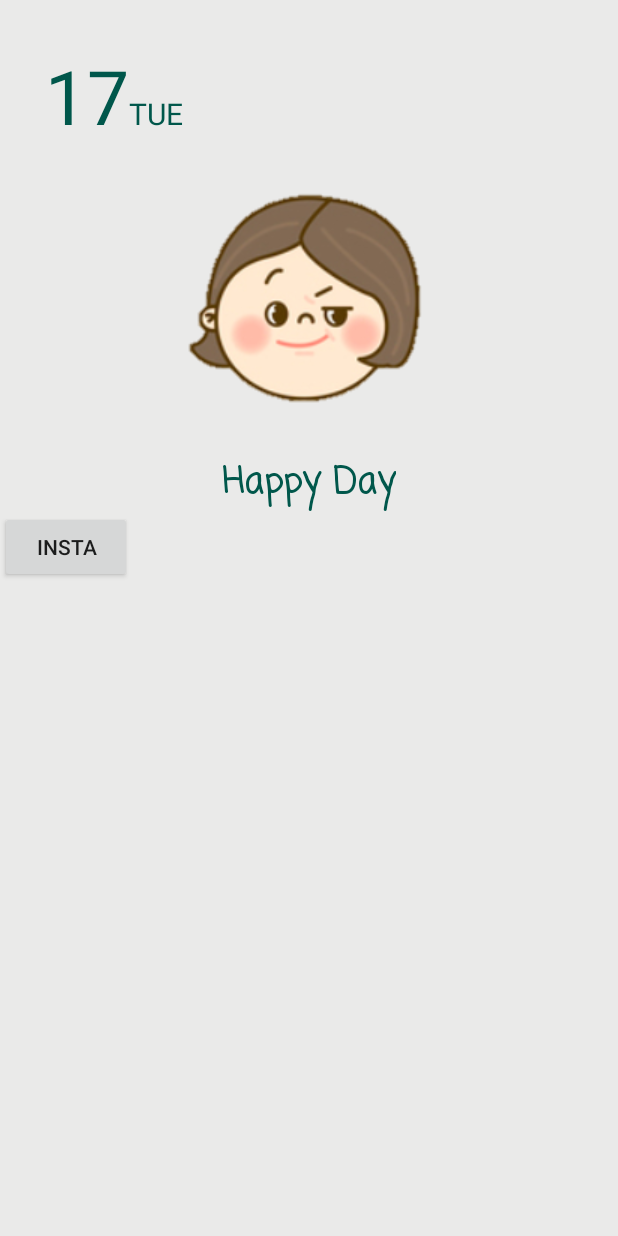
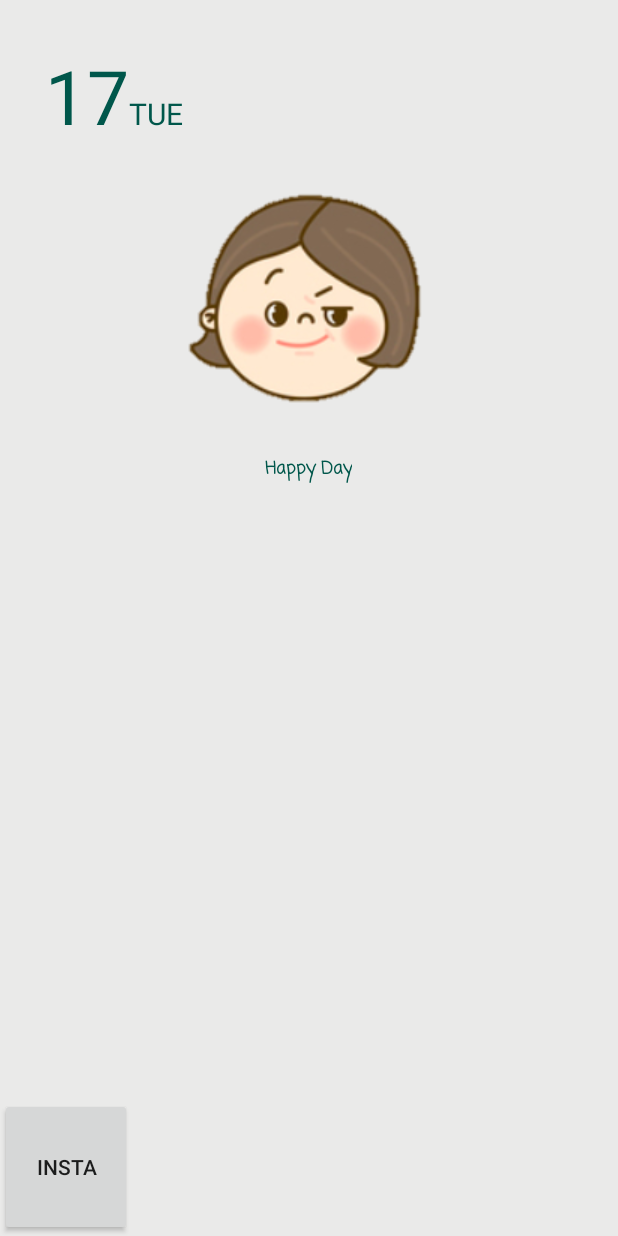
Before and after one commit to freedomchurl/MindMirror, an Android app: the layout detail.xml on its own in the app's theme, with its tools: preview values and no code run, on a phone screen of 412 x 824 dp. Run offline under Robolectric (Android 15) with nearby library versions, the phone set to English and light mode, and no system bars.

Commit message:
ImageSize and testSize Edit.

```diff
--- a/app/src/main/java/vaninside/mindmirror/DetailActivity.java
+++ b/app/src/main/java/vaninside/mindmirror/DetailActivity.java
@@ -61,8 +61,8 @@ public class DetailActivity extends AppCompatActivity {
         // Display Popup
         Display display = ((WindowManager) getSystemService(Context.WINDOW_SERVICE)).getDefaultDisplay();
 
-        int width = (int) (display.getWidth() * 0.8); //Display 사이즈의 70%
-        int height = (int) (display.getHeight() * 0.8);  //Display 사이즈의 90%
+        int width = (int) (display.getWidth() * 0.9); //Display 사이즈의 70%
+        int height = (int) (display.getHeight() * 0.9);  //Display 사이즈의 90%
         getWindow().getAttributes().width = width;
         getWindow().getAttributes().height = height;
 
--- a/app/src/main/java/vaninside/mindmirror/DetailFragment.java
+++ b/app/src/main/java/vaninside/mindmirror/DetailFragment.java
@@ -64,6 +64,7 @@ public class DetailFragment extends Fragment {
         context = getActivity();
         ImageView mindImage = (ImageView) v.findViewById(R.id.mind_image);
         TextView textView = (TextView) v.findViewById(R.id.detail_memo);
+        final LinearLayout mind_layout = (LinearLayout) v.findViewById(R.id.mind_layout);
 
         if (getArguments() != null)
             currentDay = getArguments().getString("currentDay");
@@ -109,7 +110,7 @@ public class DetailFragment extends Fragment {
         instagram.setOnClickListener(new View.OnClickListener() {
             @Override
             public void onClick(View view) {
-                Bitmap shareImage = shareManager.createViewToBitmap(context, v);
+                Bitmap shareImage = shareManager.createViewToBitmap(context, (View) mind_layout);
                 shareInstagram(shareImage);
 
             }
--- a/app/src/main/java/vaninside/mindmirror/MainActivity.java
+++ b/app/src/main/java/vaninside/mindmirror/MainActivity.java
@@ -37,7 +37,7 @@ public class MainActivity extends AppCompatActivity {
 
         String sql = "CREATE TABLE IF NOT EXISTS "+"mind_data"+" ("
                 +"id integer PRIMARY KEY autoincrement, "
-                +"date text NOT NULL, "
+                +"date integer NOT NULL, "
                 +"mind integer NOT NULL, "
                 +"text text "
                 +");";
--- a/app/src/main/java/vaninside/mindmirror/Model/CreateViewToBitmap.java
+++ b/app/src/main/java/vaninside/mindmirror/Model/CreateViewToBitmap.java
@@ -24,10 +24,11 @@ public class CreateViewToBitmap {
     public static Bitmap createViewToBitmap(Context context, View view) {
         DisplayMetrics displayMetrics = new DisplayMetrics();
         ((Activity) context).getWindowManager().getDefaultDisplay().getMetrics(displayMetrics);
+        //view.measure(displayMetrics.widthPixels, displayMetrics.heightPixels);
         view.measure(displayMetrics.widthPixels, displayMetrics.heightPixels);
         view.buildDrawingCache();
 
-        Bitmap bitmap = Bitmap.createBitmap(2000, 2000, Bitmap.Config.ARGB_8888);
+        Bitmap bitmap = Bitmap.createBitmap(view.getWidth(), view.getHeight(), Bitmap.Config.ARGB_8888);
         Canvas canvas = new Canvas(bitmap);
         view.draw(canvas);
 
--- a/app/src/main/res/layout/detail.xml
+++ b/app/src/main/res/layout/detail.xml
@@ -1,4 +1,5 @@
 <?xml version="1.0" encoding="utf-8"?>
+
 <LinearLayout xmlns:android="http://schemas.android.com/apk/res/android"
     xmlns:app="http://schemas.android.com/apk/res-auto"
     xmlns:tools="http://schemas.android.com/tools"
@@ -7,6 +8,14 @@
     tools:context=".DetailActivity"
     android:orientation="vertical"
     android:background="#eaeae9">
+
+    <LinearLayout
+        android:id="@+id/mind_layout"
+        android:layout_width="match_parent"
+        android:layout_height="0dp"
+        android:orientation="vertical"
+        android:layout_weight="8"
+        android:background="#eaeae9">
 
     <LinearLayout
         android:layout_width="wrap_content"
@@ -45,14 +54,16 @@
         android:fontFamily="casual"
         android:text="Happy Day"
         android:textColor="@color/colorPrimaryDark"
-        android:textSize="24sp"
-        android:textStyle="bold" />
-
+        android:textSize="12sp"
+        android:textStyle="bold"
+        android:layout_marginBottom="30dp"/>
+    </LinearLayout>
     <Button
         android:id="@+id/instagram"
         android:layout_width="wrap_content"
-        android:layout_height="wrap_content"
-        android:text="Insta" />
+        android:layout_height="0dp"
+        android:text="Insta"
+        android:layout_weight="1"/>
 
 
 </LinearLayout>
--- a/app/src/main/res/layout/detail_edit.xml
+++ b/app/src/main/res/layout/detail_edit.xml
@@ -89,8 +89,9 @@
         android:textColor="@color/colorPrimaryDark"
         android:textColorHint="@color/colorPrimary"
         android:gravity="center"
-        android:textSize="24sp"
-        android:textStyle="bold" />
+        android:textSize="12sp"
+        android:textStyle="bold"
+        android:maxLength="300" />
 
 
 
```
